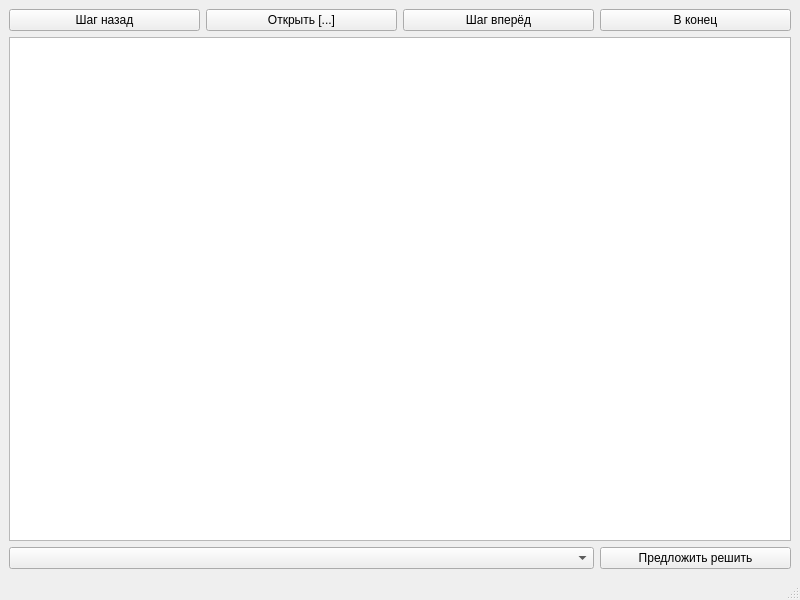
The window that vidoplayer.ui (Lostinlongfile/Xox) describes before a commit, drawn with Qt 5.
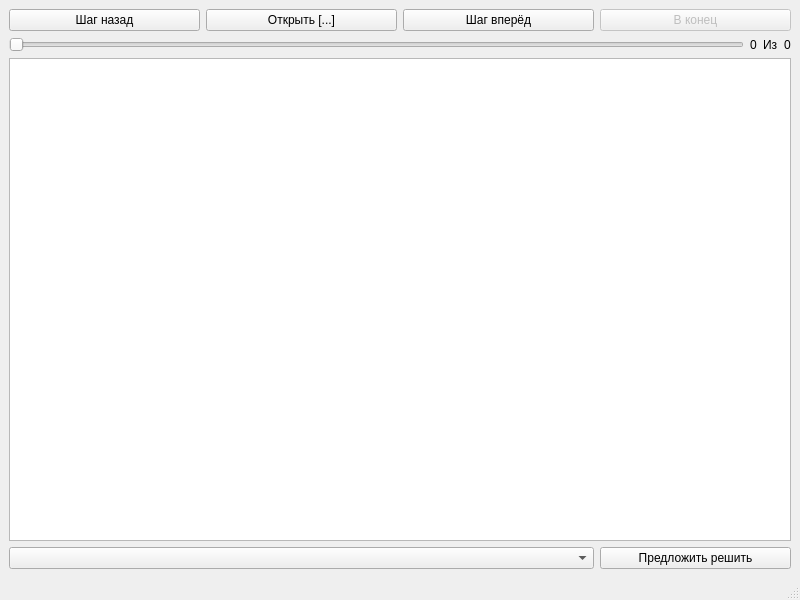
The same window after the commit.

What changed in the file:
```diff
--- a/vidoplayer.ui
+++ b/vidoplayer.ui
@@ -22,9 +22,6 @@
       </property>
      </widget>
     </item>
-    <item row="2" column="0" colspan="4">
-     <widget class="QGraphicsView" name="graphicsView"/>
-    </item>
     <item row="0" column="1">
      <widget class="QPushButton" name="pushButton_3">
       <property name="text">
@@ -39,23 +36,70 @@
       </property>
      </widget>
     </item>
-    <item row="3" column="0" colspan="3">
+    <item row="7" column="0" colspan="3">
      <widget class="QComboBox" name="comboBox"/>
     </item>
     <item row="0" column="3">
      <widget class="QPushButton" name="pushButton_5">
+      <property name="enabled">
+       <bool>false</bool>
+      </property>
       <property name="text">
        <string>В конец</string>
       </property>
      </widget>
     </item>
-    <item row="3" column="3">
+    <item row="7" column="3">
      <widget class="QPushButton" name="pushButton_4">
       <property name="text">
        <string>Предложить решить</string>
       </property>
      </widget>
     </item>
+    <item row="6" column="0" colspan="4">
+     <widget class="QGraphicsView" name="graphicsView"/>
+    </item>
+    <item row="1" column="0" colspan="4">
+     <layout class="QHBoxLayout" name="horizontalLayout">
+      <item>
+       <widget class="QSlider" name="horizontalSlider">
+        <property name="enabled">
+         <bool>false</bool>
+        </property>
+        <property name="orientation">
+         <enum>Qt::Horizontal</enum>
+        </property>
+       </widget>
+      </item>
+      <item>
+       <widget class="QLabel" name="label">
+        <property name="sizePolicy">
+         <sizepolicy hsizetype="Minimum" vsizetype="Preferred">
+          <horstretch>0</horstretch>
+          <verstretch>0</verstretch>
+         </sizepolicy>
+        </property>
+        <property name="text">
+         <string>0</string>
+        </property>
+       </widget>
+      </item>
+      <item>
+       <widget class="QLabel" name="label_2">
+        <property name="text">
+         <string>Из</string>
+        </property>
+       </widget>
+      </item>
+      <item>
+       <widget class="QLabel" name="label_3">
+        <property name="text">
+         <string>0</string>
+        </property>
+       </widget>
+      </item>
+     </layout>
+    </item>
    </layout>
   </widget>
   <widget class="QMenuBar" name="menubar">
```
Left out of the diff: 51 changed lines with no effect on the pictures.
